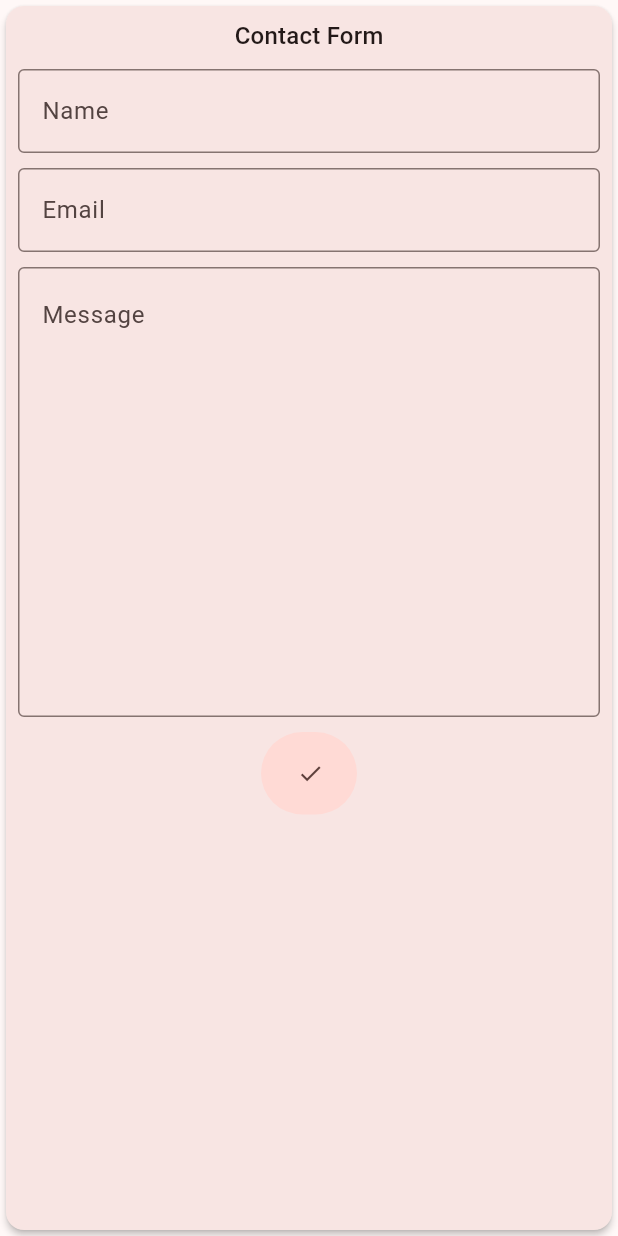
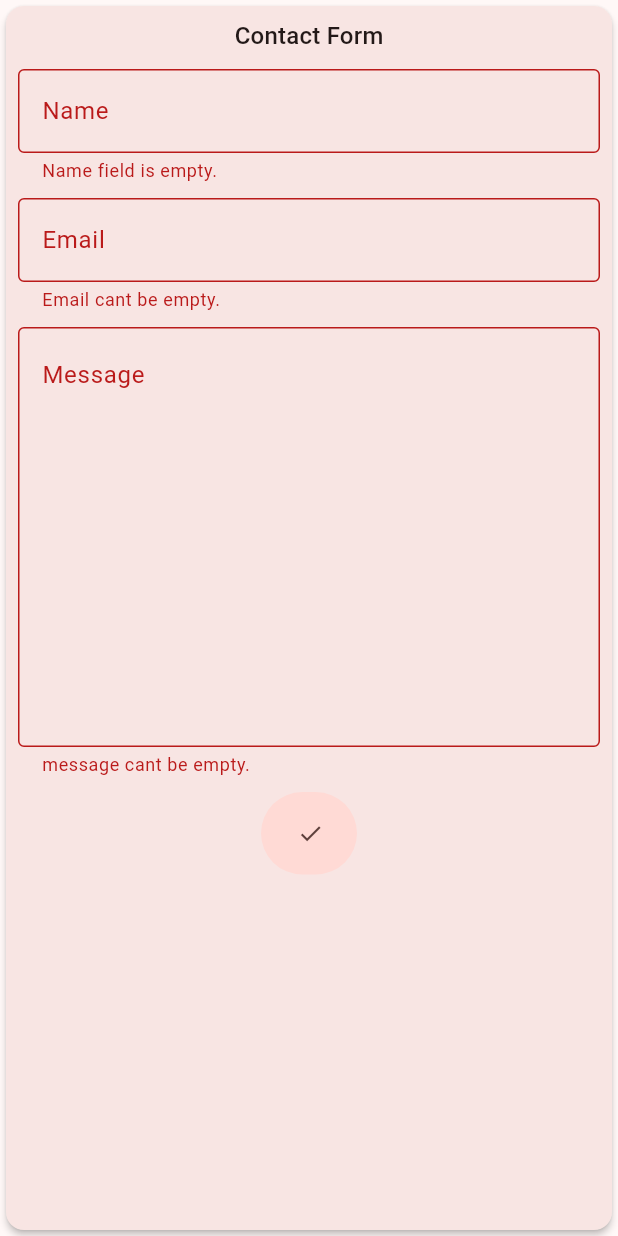
Before and after one commit to mozaddedalfeshani/bsl, a Flutter app: the ContactFormView widget shown alone on an empty page, opened directly, after a tap on the "send" icon, on a phone screen of 412 x 824 dp. Run offline on Flutter 3.47's test engine with Material 2 defaults, Android fonts, the light colour scheme and no system bars; our stand-ins replace cached_network_image, carousel_slider; network calls fail.

Commit message:
layout update

```diff
--- a/lib/src/contact_us/contact_us_view.dart
+++ b/lib/src/contact_us/contact_us_view.dart
@@ -277,6 +277,7 @@ class ContactFormView extends StatefulWidget {
 }
 
 class _ContactFormViewState extends State<ContactFormView> {
+  final GlobalKey<FormState> _form = GlobalKey<FormState>();
   bool change = false;
   @override
   Widget build(BuildContext context) {
@@ -285,6 +286,8 @@ class _ContactFormViewState extends State<ContactFormView> {
       surfaceTintColor: Theme.of(context).colorScheme.surfaceTint,
       child: Padding(
         padding: const EdgeInsets.all(8.0),
+        child: Form(
+          key: _form,
           child: Column(
             children: [
               Text(
@@ -294,10 +297,16 @@ class _ContactFormViewState extends State<ContactFormView> {
               const SizedBox(
                 height: 10,
               ),
-            const TextField(
+              TextFormField(
                 keyboardType: TextInputType.name,
                 textInputAction: TextInputAction.next,
-              decoration: InputDecoration(
+                validator: (value) {
+                  if (value?.isEmpty ?? true) {
+                    return "Name field is empty.";
+                  }
+                  return null;
+                },
+                decoration: const InputDecoration(
                   border: OutlineInputBorder(),
                   label: Text("Name"),
                 ),
@@ -305,10 +314,16 @@ class _ContactFormViewState extends State<ContactFormView> {
               const SizedBox(
                 height: 10,
               ),
-            const TextField(
+              TextFormField(
                 keyboardType: TextInputType.emailAddress,
                 textInputAction: TextInputAction.next,
-              decoration: InputDecoration(
+                validator: (value) {
+                  if (value?.trim().isEmpty ?? true) {
+                    return "Email cant be empty.";
+                  }
+                  return null;
+                },
+                decoration: const InputDecoration(
                   border: OutlineInputBorder(),
                   label: Text("Email"),
                 ),
@@ -316,15 +331,21 @@ class _ContactFormViewState extends State<ContactFormView> {
               const SizedBox(
                 height: 10,
               ),
-            const SizedBox(
+              SizedBox(
                 height: 300,
-              child: TextField(
+                child: TextFormField(
                   keyboardType: TextInputType.multiline,
                   maxLines: null,
                   expands: true,
                   textAlignVertical: TextAlignVertical.top,
                   textInputAction: TextInputAction.newline,
-                decoration: InputDecoration(
+                  validator: (value) {
+                    if (value?.trim().isEmpty ?? true) {
+                      return "message cant be empty.";
+                    }
+                    return null;
+                  },
+                  decoration: const InputDecoration(
                     border: OutlineInputBorder(),
                     alignLabelWithHint: true,
                     label: Text("Message"),
@@ -334,7 +355,19 @@ class _ContactFormViewState extends State<ContactFormView> {
               const SizedBox(
                 height: 10,
               ),
-            const AnimatedSendButton(),
+              AnimatedSendButton(
+                onPressed: () {
+                  if (!(_form.currentState?.validate() ?? false)) {
+                    return;
+                  }
+                  ScaffoldMessenger.of(context).showSnackBar(
+                    const SnackBar(
+                      content: Text("Not Implemented yet."),
+                      behavior: SnackBarBehavior.floating,
+                    ),
+                  );
+                },
+              ),
               // Align(
               //   alignment: Alignment.centerRight,
               //   child: ElevatedButton.icon(
@@ -350,12 +383,14 @@ class _ContactFormViewState extends State<ContactFormView> {
             ],
           ),
         ),
+      ),
     );
   }
 }
 
 class AnimatedSendButton extends StatefulWidget {
-  const AnimatedSendButton({super.key});
+  const AnimatedSendButton({super.key, required this.onPressed});
+  final VoidCallback? onPressed;
 
   @override
   State<AnimatedSendButton> createState() => _AnimatedSendButtonState();
@@ -396,6 +431,9 @@ class _AnimatedSendButtonState extends State<AnimatedSendButton>
   Widget build(BuildContext context) {
     return ElevatedButton(
       onPressed: () {
+        if (widget.onPressed != null) {
+          widget.onPressed!();
+        }
         if (_animationController.isCompleted) {
           _animationController.reverse();
         } else {
```
Lines whose indentation alone changed are shown as unchanged.
